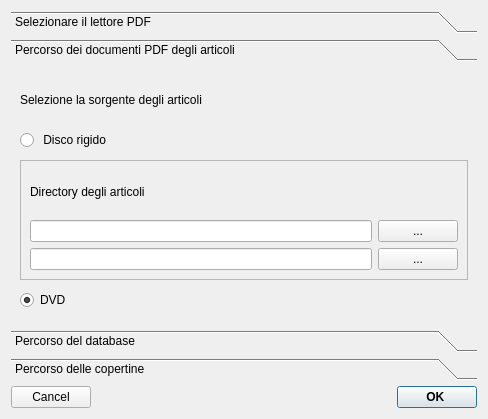
This is configura.ui in simon-r/LeScienze500 as Qt 5 draws it before an edit. The edited form follows.
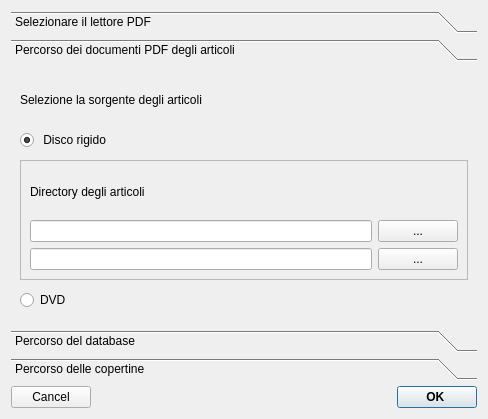
This is the edited form. Icons and pictures are not drawn.

The edit to the form file:
```diff
--- a/configura.ui
+++ b/configura.ui
@@ -169,7 +169,7 @@
           <string> Disco rigido</string>
          </property>
          <property name="checked">
-          <bool>false</bool>
+          <bool>true</bool>
          </property>
         </widget>
        </item>
@@ -233,7 +233,7 @@
           <bool>true</bool>
          </property>
          <property name="checked">
-          <bool>true</bool>
+          <bool>false</bool>
          </property>
          <property name="autoRepeat">
           <bool>false</bool>
```
